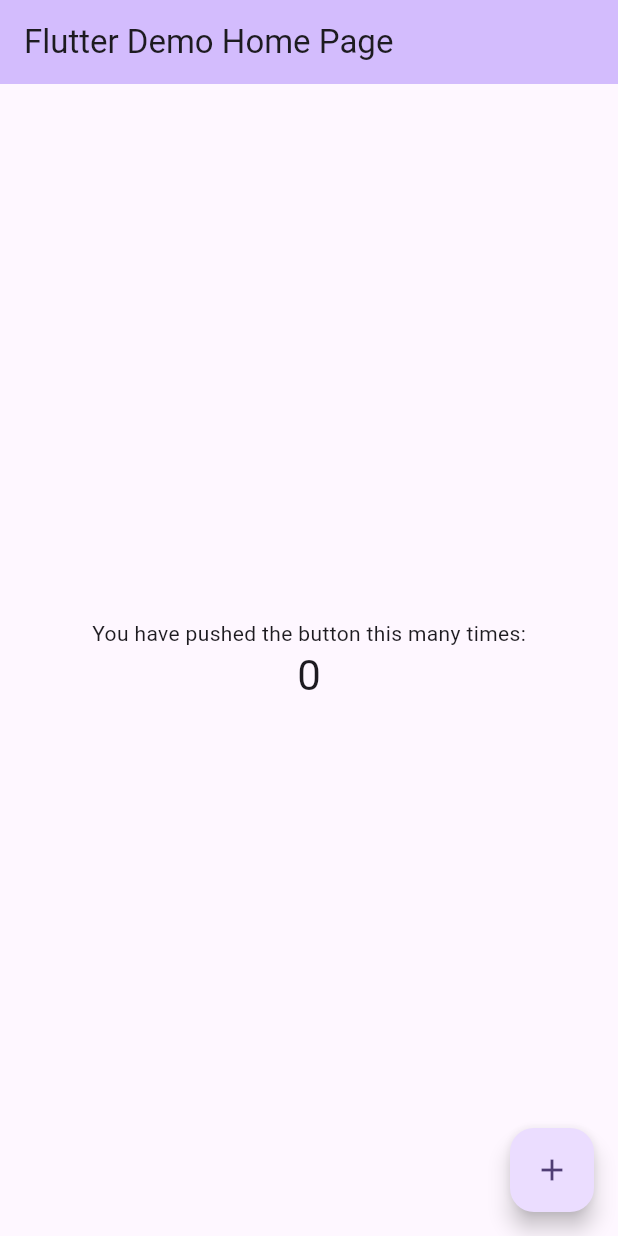
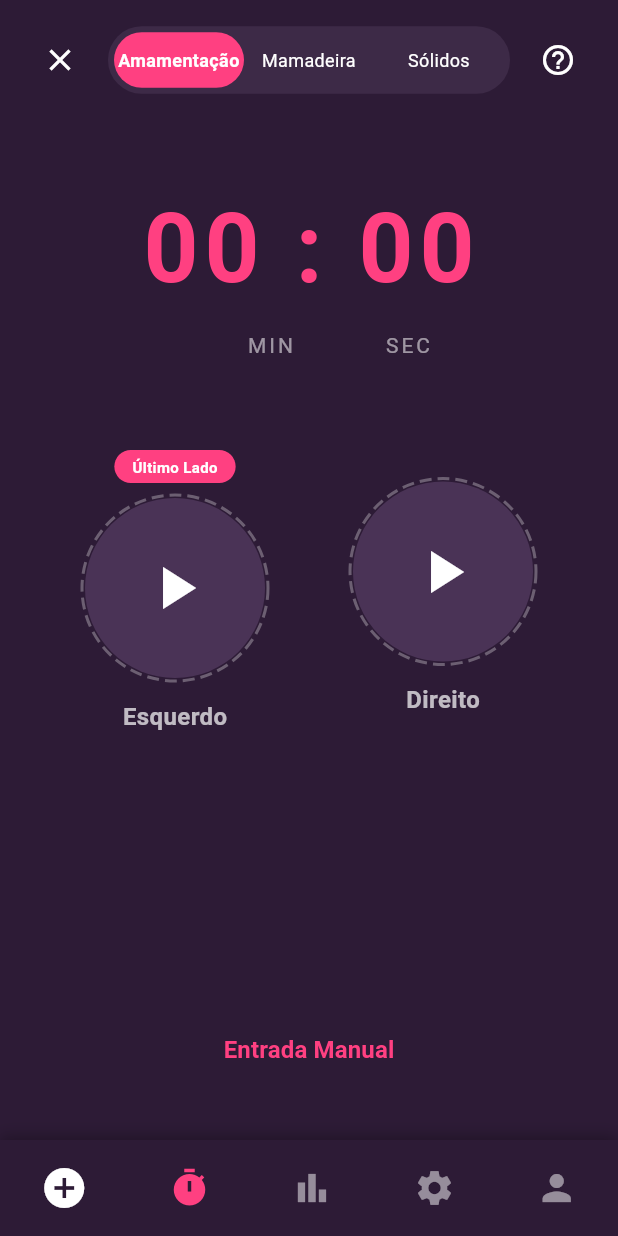
Before and after one commit to anaclasosi/telemed_app, a Flutter app: the screen it shows after launch, on a phone screen of 412 x 824 dp. Run offline on Flutter 3.47's test engine with Material 3 defaults, Android fonts, the light colour scheme and no system bars; drawn by our look-alikes of dotted_border.

Commit message:
Implementar app de amamentação completo com cronômetro e UI customizada

```diff
--- a/lib/main.dart
+++ b/lib/main.dart
@@ -1,122 +1,58 @@
 import 'package:flutter/material.dart';
+import 'package:flutter/services.dart';
+import 'screens/breastfeeding_tracker_screen.dart';
 
+/// Ponto de entrada do aplicativo
 void main() {
-  runApp(const MyApp());
+  // Configurar a orientação para retrato
+  WidgetsFlutterBinding.ensureInitialized();
+  SystemChrome.setPreferredOrientations([
+    DeviceOrientation.portraitUp,
+    DeviceOrientation.portraitDown,
+  ]);
+
+  runApp(const AppAmamenta());
 }
 
-class MyApp extends StatelessWidget {
-  const MyApp({super.key});
+/// Widget principal do aplicativo
+class AppAmamenta extends StatelessWidget {
+  const AppAmamenta({super.key});
 
-  // This widget is the root of your application.
   @override
   Widget build(BuildContext context) {
     return MaterialApp(
-      title: 'Flutter Demo',
+      title: 'App Amamenta',
+      debugShowCheckedModeBanner: false,
       theme: ThemeData(
-        // This is the theme of your application.
-        //
-        // TRY THIS: Try running your application with "flutter run". You'll see
-        // the application has a purple toolbar. Then, without quitting the app,
-        // try changing the seedColor in the colorScheme below to Colors.green
-        // and then invoke "hot reload" (save your changes or press the "hot
-        // reload" button in a Flutter-supported IDE, or press "r" if you used
-        // the command line to start the app).
-        //
-        // Notice that the counter didn't reset back to zero; the application
-        // state is not lost during the reload. To reset the state, use hot
-        // restart instead.
-        //
-        // This works for code too, not just values: Most code changes can be
-        // tested with just a hot reload.
-        colorScheme: .fromSeed(seedColor: Colors.deepPurple),
+        // Definir tema escuro com cores personalizadas
+        brightness: Brightness.dark,
+        primaryColor: const Color(0xFF2D1B36),
+        scaffoldBackgroundColor: const Color(0xFF2D1B36),
+        colorScheme: const ColorScheme.dark(
+          primary: Color(0xFFFF4081),
+          secondary: Color(0xFF9C27B0),
+          surface: Color(0xFF3D2A47),
+        ),
+        // Definir fontes
+        fontFamily: 'Roboto',
+        textTheme: const TextTheme(
+          displayLarge: TextStyle(
+            fontSize: 64,
+            fontWeight: FontWeight.bold,
+            color: Color(0xFFFF4081),
+          ),
+          bodyLarge: TextStyle(
+            fontSize: 16,
+            color: Colors.white,
+          ),
+          bodyMedium: TextStyle(
+            fontSize: 14,
+            color: Colors.white70,
+          ),
+        ),
       ),
-      home: const MyHomePage(title: 'Flutter Demo Home Page'),
+      // Tela inicial do app
+      home: const BreastfeedingTrackerScreen(),
     );
   }
 }
-
-class MyHomePage extends StatefulWidget {
-  const MyHomePage({super.key, required this.title});
-
-  // This widget is the home page of your application. It is stateful, meaning
-  // that it has a State object (defined below) that contains fields that affect
-  // how it looks.
-
-  // This class is the configuration for the state. It holds the values (in this
-  // case the title) provided by the parent (in this case the App widget) and
-  // used by the build method of the State. Fields in a Widget subclass are
-  // always marked "final".
-
-  final String title;
-
-  @override
-  State<MyHomePage> createState() => _MyHomePageState();
-}
-
-class _MyHomePageState extends State<MyHomePage> {
-  int _counter = 0;
-
-  void _incrementCounter() {
-    setState(() {
-      // This call to setState tells the Flutter framework that something has
-      // changed in this State, which causes it to rerun the build method below
-      // so that the display can reflect the updated values. If we changed
-      // _counter without calling setState(), then the build method would not be
-      // called again, and so nothing would appear to happen.
-      _counter++;
-    });
-  }
-
-  @override
-  Widget build(BuildContext context) {
-    // This method is rerun every time setState is called, for instance as done
-    // by the _incrementCounter method above.
-    //
-    // The Flutter framework has been optimized to make rerunning build methods
-    // fast, so that you can just rebuild anything that needs updating rather
-    // than having to individually change instances of widgets.
-    return Scaffold(
-      appBar: AppBar(
-        // TRY THIS: Try changing the color here to a specific color (to
-        // Colors.amber, perhaps?) and trigger a hot reload to see the AppBar
-        // change color while the other colors stay the same.
-        backgroundColor: Theme.of(context).colorScheme.inversePrimary,
-        // Here we take the value from the MyHomePage object that was created by
-        // the App.build method, and use it to set our appbar title.
-        title: Text(widget.title),
-      ),
-      body: Center(
-        // Center is a layout widget. It takes a single child and positions it
-        // in the middle of the parent.
-        child: Column(
-          // Column is also a layout widget. It takes a list of children and
-          // arranges them vertically. By default, it sizes itself to fit its
-          // children horizontally, and tries to be as tall as its parent.
-          //
-          // Column has various properties to control how it sizes itself and
-          // how it positions its children. Here we use mainAxisAlignment to
-          // center the children vertically; the main axis here is the vertical
-          // axis because Columns are vertical (the cross axis would be
-          // horizontal).
-          //
-          // TRY THIS: Invoke "debug painting" (choose the "Toggle Debug Paint"
-          // action in the IDE, or press "p" in the console), to see the
-          // wireframe for each widget.
-          mainAxisAlignment: .center,
-          children: [
-            const Text('You have pushed the button this many times:'),
-            Text(
-              '$_counter',
-              style: Theme.of(context).textTheme.headlineMedium,
-            ),
-          ],
-        ),
-      ),
-      floatingActionButton: FloatingActionButton(
-        onPressed: _incrementCounter,
-        tooltip: 'Increment',
-        child: const Icon(Icons.add),
-      ),
-    );
-  }
-}
--- /dev/null
+++ b/lib/screens/breastfeeding_tracker_screen.dart
@@ -0,0 +1,402 @@
+import 'dart:async';
+import 'package:flutter/material.dart';
+import '../widgets/side_button.dart';
+import '../widgets/custom_bottom_nav.dart';
+
+/// Tela principal de rastreamento de amamentação
+/// Permite alternar entre amamentação, mamadeira e sólidos
+/// Rastreia tempo separadamente para cada lado (esquerdo/direito)
+class BreastfeedingTrackerScreen extends StatefulWidget {
+  const BreastfeedingTrackerScreen({super.key});
+
+  @override
+  State<BreastfeedingTrackerScreen> createState() => _BreastfeedingTrackerScreenState();
+}
+
+class _BreastfeedingTrackerScreenState extends State<BreastfeedingTrackerScreen> {
+  // Controle de abas
+  int _selectedTab = 0; // 0: Amamentação, 1: Mamadeira, 2: Sólidos
+  final List<String> _tabs = ['Amamentação', 'Mamadeira', 'Sólidos'];
+
+  // Controle do cronômetro
+  Timer? _timer;
+  int _totalSeconds = 0;
+  String _activeSide = ''; // 'left', 'right' ou vazio
+  String _lastSide = 'left'; // Último lado usado
+
+  // Índice da bottom navigation
+  int _bottomNavIndex = 1; // Começar no rastreamento
+
+  @override
+  void dispose() {
+    _timer?.cancel();
+    super.dispose();
+  }
+
+  /// Inicia o cronômetro para um lado específico
+  void _startTimer(String side) {
+    // Se já está ativo no mesmo lado, pausa
+    if (_activeSide == side) {
+      _stopTimer();
+      return;
+    }
+
+    // Se está ativo em outro lado, para o anterior
+    if (_activeSide.isNotEmpty && _activeSide != side) {
+      _stopTimer();
+    }
+
+    // Inicia o novo cronômetro
+    setState(() {
+      _activeSide = side;
+      _lastSide = side;
+    });
+
+    _timer = Timer.periodic(const Duration(seconds: 1), (timer) {
+      setState(() {
+        _totalSeconds++;
+      });
+    });
+  }
+
+  /// Para o cronômetro
+  void _stopTimer() {
+    _timer?.cancel();
+    setState(() {
+      _activeSide = '';
+    });
+  }
+
+  /// Formata o tempo em MM : SS
+  String _formatTime() {
+    int minutes = _totalSeconds ~/ 60;
+    int seconds = _totalSeconds % 60;
+    return '${minutes.toString().padLeft(2, '0')} : ${seconds.toString().padLeft(2, '0')}';
+  }
+
+  /// Reseta o cronômetro
+  void _resetTimer() {
+    _timer?.cancel();
+    setState(() {
+      _totalSeconds = 0;
+      _activeSide = '';
+    });
+  }
+
+  @override
+  Widget build(BuildContext context) {
+    return Scaffold(
+      backgroundColor: const Color(0xFF2D1B36),
+      body: SafeArea(
+        child: SingleChildScrollView(
+          child: ConstrainedBox(
+            constraints: BoxConstraints(
+              minHeight: MediaQuery.of(context).size.height -
+                         MediaQuery.of(context).padding.top -
+                         MediaQuery.of(context).padding.bottom - 80,
+            ),
+            child: IntrinsicHeight(
+              child: Column(
+                children: [
+                  // Header com abas
+                  _buildHeader(),
+
+                  const SizedBox(height: 40),
+
+                  // Cronômetro central
+                  _buildTimer(),
+
+                  const SizedBox(height: 60),
+
+                  // Botões de ação (Esquerdo/Direito)
+                  _buildSideButtons(),
+
+                  const Spacer(),
+
+                  // Botão de entrada manual
+                  _buildManualEntryButton(),
+
+                  const SizedBox(height: 20),
+                ],
+              ),
+            ),
+          ),
+        ),
+      ),
+      bottomNavigationBar: CustomBottomNav(
+        currentIndex: _bottomNavIndex,
+        onTap: (index) {
+          setState(() {
+            _bottomNavIndex = index;
+          });
+
+          // Aqui você pode navegar para outras telas conforme o índice
+          if (index != 1) {
+            ScaffoldMessenger.of(context).showSnackBar(
+              SnackBar(
+                content: Text('Navegação para índice $index'),
+                duration: const Duration(seconds: 1),
+              ),
+            );
+          }
+        },
+      ),
+    );
+  }
+
+  /// Constrói o header com ícone de fechar, abas e ícone de ajuda
+  Widget _buildHeader() {
+    return Padding(
+      padding: const EdgeInsets.all(16.0),
+      child: Row(
+        children: [
+          // Ícone de fechar
+          IconButton(
+            icon: const Icon(Icons.close, color: Colors.white),
+            onPressed: () {
+              // Confirmação antes de fechar se o timer estiver ativo
+              if (_activeSide.isNotEmpty) {
+                _showExitConfirmation();
+              } else {
+                Navigator.of(context).pop();
+              }
+            },
+          ),
+
+          const SizedBox(width: 8),
+
+          // Abas centralizadas
+          Expanded(
+            child: Container(
+              padding: const EdgeInsets.all(4),
+              decoration: BoxDecoration(
+                color: const Color(0xFF3D2A47),
+                borderRadius: BorderRadius.circular(25),
+              ),
+              child: Row(
+                mainAxisAlignment: MainAxisAlignment.spaceEvenly,
+                children: List.generate(_tabs.length, (index) {
+                  final isSelected = _selectedTab == index;
+                  return Expanded(
+                    child: GestureDetector(
+                      onTap: () {
+                        setState(() {
+                          _selectedTab = index;
+                        });
+                      },
+                      child: Container(
+                        padding: const EdgeInsets.symmetric(vertical: 10),
+                        decoration: BoxDecoration(
+                          color: isSelected
+                              ? const Color(0xFFFF4081)
+                              : Colors.transparent,
+                          borderRadius: BorderRadius.circular(20),
+                        ),
+                        child: Text(
+                          _tabs[index],
+                          textAlign: TextAlign.center,
+                          style: TextStyle(
+                            color: Colors.white,
+                            fontSize: 12,
+                            fontWeight: isSelected ? FontWeight.bold : FontWeight.normal,
+                          ),
+                        ),
+                      ),
+                    ),
+                  );
+                }),
+              ),
+            ),
+          ),
+
+          const SizedBox(width: 8),
+
+          // Ícone de ajuda
+          IconButton(
+            icon: const Icon(Icons.help_outline, color: Colors.white),
+            onPressed: () {
+              _showHelpDialog();
+            },
+          ),
+        ],
+      ),
+    );
+  }
+
+  /// Constrói o cronômetro central
+  Widget _buildTimer() {
+    return Column(
+      children: [
+        Text(
+          _formatTime(),
+          style: const TextStyle(
+            color: Color(0xFFFF4081),
+            fontSize: 64,
+            fontWeight: FontWeight.bold,
+            letterSpacing: 4,
+          ),
+        ),
+        const SizedBox(height: 8),
+        Row(
+          mainAxisAlignment: MainAxisAlignment.center,
+          children: const [
+            SizedBox(width: 40),
+            Text(
+              'MIN',
+              style: TextStyle(
+                color: Colors.white54,
+                fontSize: 14,
+                letterSpacing: 2,
+              ),
+            ),
+            SizedBox(width: 60),
+            Text(
+              'SEC',
+              style: TextStyle(
+                color: Colors.white54,
+                fontSize: 14,
+                letterSpacing: 2,
+              ),
+            ),
+          ],
+        ),
+      ],
+    );
+  }
+
+  /// Constrói os botões laterais (Esquerdo/Direito)
+  Widget _buildSideButtons() {
+    return Row(
+      mainAxisAlignment: MainAxisAlignment.spaceEvenly,
+      children: [
+        // Botão Esquerdo
+        SideButton(
+          side: 'Esquerdo',
+          isActive: _activeSide == 'left',
+          showLastSideBadge: _lastSide == 'left' && _activeSide.isEmpty,
+          onPressed: () => _startTimer('left'),
+        ),
+
+        // Botão Direito
+        SideButton(
+          side: 'Direito',
+          isActive: _activeSide == 'right',
+          showLastSideBadge: _lastSide == 'right' && _activeSide.isEmpty,
+          onPressed: () => _startTimer('right'),
+        ),
+      ],
+    );
+  }
+
+  /// Constrói o botão de entrada manual
+  Widget _buildManualEntryButton() {
+    return TextButton(
+      onPressed: () {
+        _showManualEntryDialog();
+      },
+      child: const Text(
+        'Entrada Manual',
+        style: TextStyle(
+          color: Color(0xFFFF4081),
+          fontSize: 16,
+          fontWeight: FontWeight.w600,
+        ),
+      ),
+    );
+  }
+
+  /// Mostra diálogo de confirmação ao sair
+  void _showExitConfirmation() {
+    showDialog(
+      context: context,
+      builder: (context) => AlertDialog(
+        backgroundColor: const Color(0xFF3D2A47),
+        title: const Text(
+          'Sair sem salvar?',
+          style: TextStyle(color: Colors.white),
+        ),
+        content: const Text(
+          'O cronômetro está ativo. Deseja sair sem salvar o registro?',
+          style: TextStyle(color: Colors.white70),
+        ),
+        actions: [
+          TextButton(
+            onPressed: () => Navigator.pop(context),
+            child: const Text(
+              'Cancelar',
+              style: TextStyle(color: Colors.white70),
+            ),
+          ),
+          TextButton(
+            onPressed: () {
+              _resetTimer();
+              Navigator.pop(context);
+              Navigator.pop(context);
+            },
+            child: const Text(
+              'Sair',
+              style: TextStyle(color: Color(0xFFFF4081)),
+            ),
+          ),
+        ],
+      ),
+    );
+  }
+
+  /// Mostra diálogo de ajuda
+  void _showHelpDialog() {
+    showDialog(
+      context: context,
+      builder: (context) => AlertDialog(
+        backgroundColor: const Color(0xFF3D2A47),
+        title: const Text(
+          'Como usar',
+          style: TextStyle(color: Colors.white),
+        ),
+        content: const Text(
+          '1. Toque no botão do lado (Esquerdo/Direito) para iniciar o cronômetro.\n\n'
+          '2. Toque novamente para pausar.\n\n'
+          '3. Toque no outro lado para alternar automaticamente.\n\n'
+          '4. Use "Entrada Manual" para registrar manualmente.',
+          style: TextStyle(color: Colors.white70),
+        ),
+        actions: [
+          TextButton(
+            onPressed: () => Navigator.pop(context),
+            child: const Text(
+              'Entendi',
+              style: TextStyle(color: Color(0xFFFF4081)),
+            ),
+          ),
+        ],
+      ),
+    );
+  }
+
+  /// Mostra diálogo de entrada manual
+  void _showManualEntryDialog() {
+    showDialog(
+      context: context,
+      builder: (context) => AlertDialog(
+        backgroundColor: const Color(0xFF3D2A47),
+        title: const Text(
+          'Entrada Manual',
+          style: TextStyle(color: Colors.white),
+        ),
+        content: const Text(
+          'Funcionalidade de entrada manual será implementada aqui.',
+          style: TextStyle(color: Colors.white70),
+        ),
+        actions: [
+          TextButton(
+            onPressed: () => Navigator.pop(context),
+            child: const Text(
+              'Fechar',
+              style: TextStyle(color: Color(0xFFFF4081)),
+            ),
+          ),
+        ],
+      ),
+    );
+  }
+}
--- /dev/null
+++ b/lib/widgets/custom_bottom_nav.dart
@@ -0,0 +1,95 @@
+import 'package:flutter/material.dart';
+
+/// Bottom Navigation Bar customizada com 5 ícones
+/// Primeiro ícone (botão de adição) tem destaque visual diferenciado
+class CustomBottomNav extends StatelessWidget {
+  final int currentIndex;
+  final Function(int) onTap;
+
+  const CustomBottomNav({
+    super.key,
+    required this.currentIndex,
+    required this.onTap,
+  });
+
+  @override
+  Widget build(BuildContext context) {
+    return Container(
+      decoration: BoxDecoration(
+        color: const Color(0xFF2D1B36),
+        boxShadow: [
+          BoxShadow(
+            color: Colors.black.withValues(alpha: 0.3),
+            blurRadius: 8,
+            offset: const Offset(0, -2),
+          ),
+        ],
+      ),
+      child: SafeArea(
+        child: Padding(
+          padding: const EdgeInsets.symmetric(vertical: 8),
+          child: Row(
+            mainAxisAlignment: MainAxisAlignment.spaceAround,
+            children: [
+              // Botão 0 - Adicionar (com destaque)
+              _buildNavItem(
+                icon: Icons.add_circle,
+                index: 0,
+                isHighlighted: true,
+              ),
+
+              // Botão 1 - Rastreamento
+              _buildNavItem(
+                icon: Icons.timer,
+                index: 1,
+              ),
+
+              // Botão 2 - Estatísticas
+              _buildNavItem(
+                icon: Icons.bar_chart,
+                index: 2,
+              ),
+
+              // Botão 3 - Configurações
+              _buildNavItem(
+                icon: Icons.settings,
+                index: 3,
+              ),
+
+              // Botão 4 - Perfil
+              _buildNavItem(
+                icon: Icons.person,
+                index: 4,
+              ),
+            ],
+          ),
+        ),
+      ),
+    );
+  }
+
+  Widget _buildNavItem({
+    required IconData icon,
+    required int index,
+    bool isHighlighted = false,
+  }) {
+    final isSelected = currentIndex == index;
+
+    return InkWell(
+      onTap: () => onTap(index),
+      borderRadius: BorderRadius.circular(12),
+      child: Container(
+        padding: const EdgeInsets.all(8),
+        child: Icon(
+          icon,
+          size: isHighlighted ? 32 : 28,
+          color: isSelected
+              ? const Color(0xFFFF4081)
+              : isHighlighted
+                  ? Colors.white
+                  : Colors.white.withValues(alpha: 0.5),
+        ),
+      ),
+    );
+  }
+}
--- /dev/null
+++ b/lib/widgets/side_button.dart
@@ -0,0 +1,87 @@
+import 'package:flutter/material.dart';
+import 'package:dotted_border/dotted_border.dart';
+
+/// Widget customizado que representa um botão circular para rastreamento de amamentação
+/// Inclui:
+/// - Borda tracejada ao redor
+/// - Badge opcional "Último Lado"
+/// - Ícone de play/pause
+/// - Estado ativo/inativo
+class SideButton extends StatelessWidget {
+  final String side; // 'Esquerdo' ou 'Direito'
+  final bool isActive; // Se o cronômetro está ativo para este lado
+  final bool showLastSideBadge; // Se deve mostrar o badge "Último Lado"
+  final VoidCallback onPressed;
+
+  const SideButton({
+    super.key,
+    required this.side,
+    required this.isActive,
+    required this.showLastSideBadge,
+    required this.onPressed,
+  });
+
+  @override
+  Widget build(BuildContext context) {
+    return Column(
+      mainAxisSize: MainAxisSize.min,
+      children: [
+        // Badge "Último Lado" flutuante
+        if (showLastSideBadge)
+          Container(
+            padding: const EdgeInsets.symmetric(horizontal: 12, vertical: 4),
+            decoration: BoxDecoration(
+              color: const Color(0xFFFF4081),
+              borderRadius: BorderRadius.circular(12),
+            ),
+            child: const Text(
+              'Último Lado',
+              style: TextStyle(
+                color: Colors.white,
+                fontSize: 10,
+                fontWeight: FontWeight.bold,
+              ),
+            ),
+          ),
+        const SizedBox(height: 8),
+
+        // Botão circular com borda tracejada
+        GestureDetector(
+          onTap: onPressed,
+          child: DottedBorder(
+            borderType: BorderType.Circle,
+            dashPattern: const [8, 4],
+            strokeWidth: 2,
+            color: isActive ? const Color(0xFFFF4081) : Colors.white.withValues(alpha: 0.3),
+            child: Container(
+              width: 120,
+              height: 120,
+              decoration: BoxDecoration(
+                shape: BoxShape.circle,
+                color: isActive
+                    ? const Color(0xFFFF4081)
+                    : const Color(0xFF4A3356),
+              ),
+              child: Icon(
+                isActive ? Icons.pause : Icons.play_arrow,
+                color: Colors.white,
+                size: 48,
+              ),
+            ),
+          ),
+        ),
+        const SizedBox(height: 12),
+
+        // Label do lado (Esquerdo/Direito)
+        Text(
+          side,
+          style: TextStyle(
+            color: isActive ? const Color(0xFFFF4081) : Colors.white.withValues(alpha: 0.7),
+            fontSize: 16,
+            fontWeight: FontWeight.w600,
+          ),
+        ),
+      ],
+    );
+  }
+}
--- a/pubspec.yaml
+++ b/pubspec.yaml
@@ -34,6 +34,9 @@ dependencies:
   # The following adds the Cupertino Icons font to your application.
   # Use with the CupertinoIcons class for iOS style icons.
   cupertino_icons: ^1.0.8
+
+  # Pacote para criar bordas tracejadas
+  dotted_border: ^2.1.0
 
 dev_dependencies:
   flutter_test:
```
Also changed, not shown: pubspec.lock, 2 other files.
